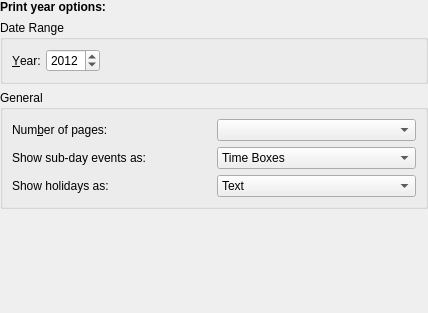
Above: src/printing/calprintyearconfig_base.ui from KDE/calendarsupport before the change. Below: the same form after it.
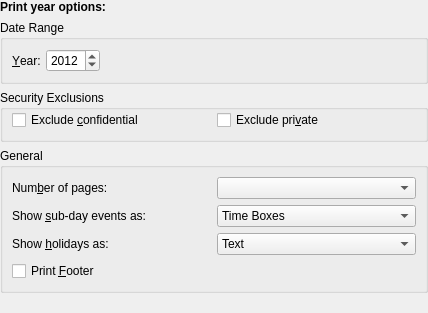
That is the form after the change.

Commit message:
Add common config options to printed journal and year
Add a "Print footer" option to the configuration dialogd for the printed
journal and printed year, just like the other printouts with footers.

Add security exclusions (exclude confidential, exclude private) to the
printed year configuration, just like the other printed calendars.

Patch:
```diff
--- a/src/printing/calprintyearconfig_base.ui
+++ b/src/printing/calprintyearconfig_base.ui
@@ -91,12 +91,42 @@
     </widget>
    </item>
    <item>
-    <widget class="QGroupBox" name="mDisplayOptionsGroup">
+    <widget class="QGroupBox" name="mSecurity">
+     <property name="title">
+      <string>Security Exclusions</string>
+     </property>
+     <layout class="QHBoxLayout" name="horizontalLayout_4">
+      <property name="topMargin">
+       <number>0</number>
+      </property>
+      <item>
+       <widget class="QCheckBox" name="mExcludeConfidential">
+        <property name="whatsThis">
+         <string>Check this option to exclude confidential events.</string>
+        </property>
+        <property name="text">
+         <string>Exclude &amp;confidential</string>
+        </property>
+       </widget>
+      </item>
+      <item>
+       <widget class="QCheckBox" name="mExcludePrivate">
+        <property name="whatsThis">
+         <string>Check this option to exclude private events</string>
+        </property>
+        <property name="text">
+         <string>Exclude pri&amp;vate</string>
+        </property>
+       </widget>
+      </item>
+     </layout>
+    </widget>
+   </item>
+   <item>
+    <widget class="QGroupBox" name="mGeneralGroup">
      <property name="title">
       <string>General</string>
      </property>
-     <layout class="QVBoxLayout" name="verticalLayout">
-      <item>
        <layout class="QGridLayout" name="gridLayout">
         <item row="0" column="0">
          <widget class="QLabel" name="mPagesLabel">
@@ -117,11 +147,14 @@
         <item row="1" column="0">
          <widget class="QLabel" name="mSubDaysLabel">
           <property name="text">
-           <string>Show sub-day events as:</string>
+          <string>Show &amp;sub-day events as:</string>
           </property>
           <property name="wordWrap">
            <bool>false</bool>
           </property>
+         <property name="buddy">
+          <cstring>mSubDays</cstring>
+         </property>
          </widget>
         </item>
         <item row="1" column="1">
@@ -144,11 +177,14 @@
         <item row="2" column="0">
          <widget class="QLabel" name="mHolidaysLabel">
           <property name="text">
-           <string>Show holidays as:</string>
+          <string>Show &amp;holidays as:</string>
           </property>
           <property name="wordWrap">
            <bool>false</bool>
           </property>
+         <property name="buddy">
+          <cstring>mHolidays</cstring>
+         </property>
          </widget>
         </item>
         <item row="2" column="1">
@@ -165,7 +201,18 @@
           </item>
          </widget>
         </item>
-       </layout>
+       <item row="3" colspan="2">
+        <widget class="QCheckBox" name="mPrintFooter">
+         <property name="toolTip">
+          <string>Print a datetime footer on each page</string>
+         </property>
+         <property name="whatsThis">
+          <string>Check this box if you want to print a small footer on each page that contains the date of the print.</string>
+         </property>
+         <property name="text">
+          <string>Print &amp;Footer</string>
+         </property>
+        </widget>
       </item>
      </layout>
     </widget>
```
Lines whose indentation alone changed are shown as unchanged. The commit also changes 4 other files.
